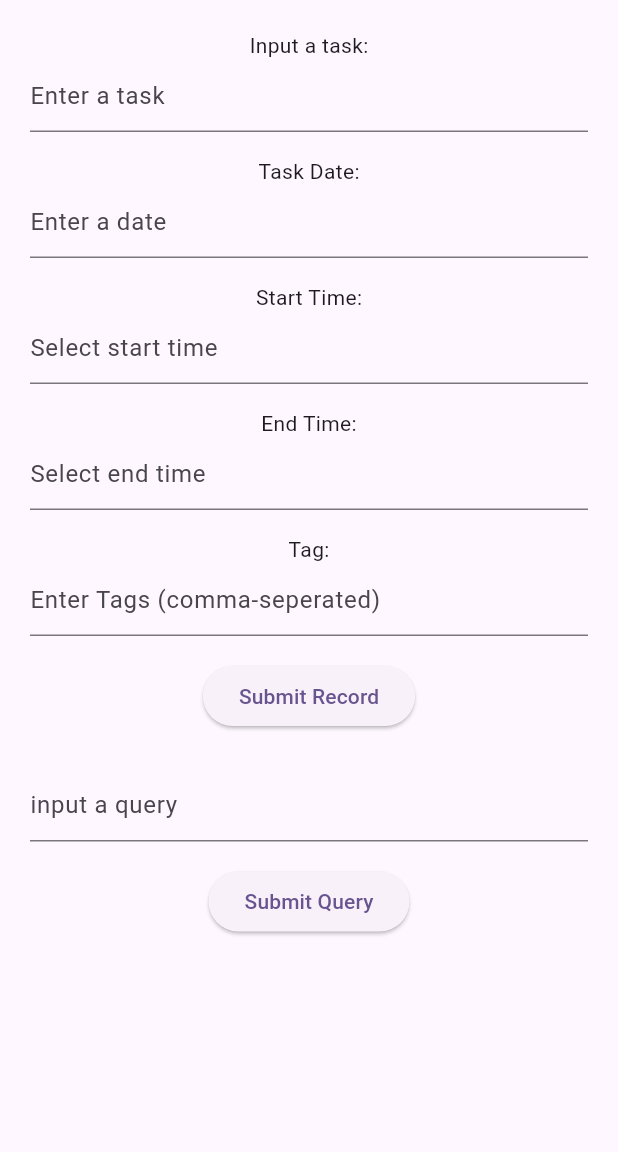
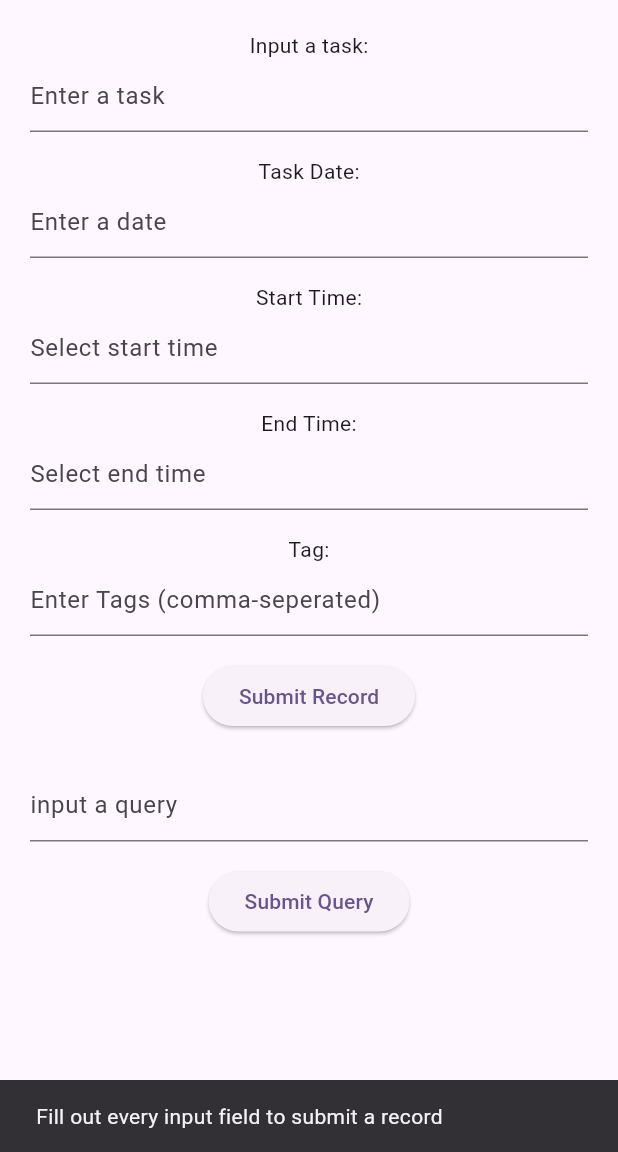
Before and after one commit to brycebien/ASE456-HW8-IndividualProject, a Flutter app: the screen it shows after launch, after a tap on "Submit Record", on a phone screen of 412 x 824 dp, the part 84-1236 px from its top. Run offline on Flutter 3.47's test engine with Material 3 defaults, Android fonts, the phone set to English and light mode, and no system bars; our stand-ins replace cloud_firestore, firebase_core; accounts and stored records are empty; generated files the repository leaves out were written again.

Commit message:
error handling when submitting a record

```diff
--- a/lib/main.dart
+++ b/lib/main.dart
@@ -109,6 +109,20 @@ class _MyHomePageState extends State<MyHomePage> {
             //INPUT BUTTON
             ElevatedButton(
               onPressed: () {
+                if (titleController.text.isEmpty ||
+                    dateController.text.isEmpty ||
+                    startTimeController.text.isEmpty ||
+                    endTimeController.text.isEmpty ||
+                    tagsController.text.isEmpty) {
+                  ScaffoldMessenger.of(context).showSnackBar(
+                    const SnackBar(
+                      content:
+                          Text('Fill out every input field to submit a record'),
+                      duration: Duration(seconds: 3),
+                    ),
+                  );
+                  return;
+                }
                 //format tags to array
                 List<String> tags =
                     tagsController.text.replaceAll(' ', '').split(',');
@@ -117,19 +131,21 @@ class _MyHomePageState extends State<MyHomePage> {
                         ? tag.toUpperCase()
                         : ':$tag'.toUpperCase())
                     .toList();
-                print('TAGS::$tags');
-
                 //Map data to JSON
                 Map<String, dynamic> data = {
                   'title': titleController.text,
                   'date': dateController.text,
                   'from': startTimeController.text,
                   'to': endTimeController.text,
-                  'tag': tagsController.text
+                  'tag': tags
                 };
                 //input data to db
                 _firestore.collection('records').doc().set(data).then((value) {
-                  print('Task added successfully!');
+                  const snackBar = SnackBar(
+                    content: Text('Task added successfully!'),
+                    duration: Duration(seconds: 3),
+                  );
+                  ScaffoldMessenger.of(context).showSnackBar(snackBar);
                 }).catchError((error) {
                   print('Error adding task $error');
                 });
```
